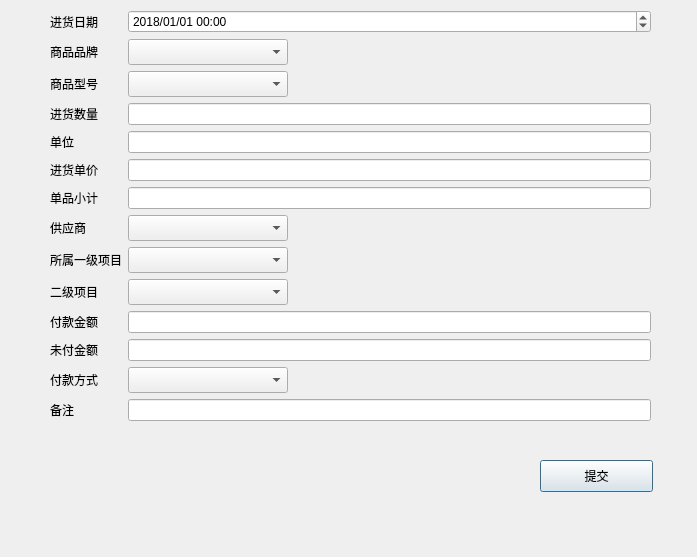
Above: View/buy/ui/ui_normal_buy_dialog.ui from zgj0607/Py-store before the change. Below: the same form after it.
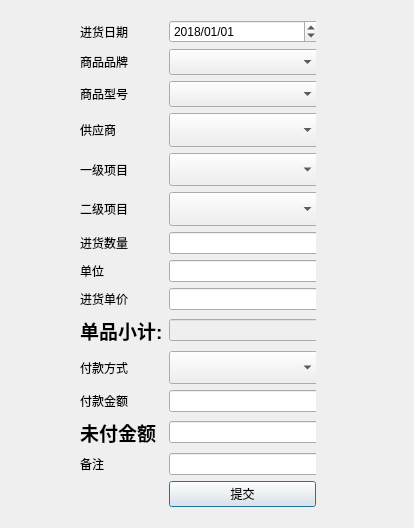
That is the form after the change.

Commit message: 完成普通进货录入、退货录入、销负录入功能

What changed in the file:
```diff
--- a/View/buy/ui/ui_normal_buy_dialog.ui
+++ b/View/buy/ui/ui_normal_buy_dialog.ui
@@ -6,8 +6,8 @@
    <rect>
     <x>0</x>
     <y>0</y>
-    <width>697</width>
-    <height>557</height>
+    <width>414</width>
+    <height>528</height>
    </rect>
   </property>
   <property name="windowTitle">
@@ -16,22 +16,194 @@
   <widget class="QWidget" name="formLayoutWidget">
    <property name="geometry">
     <rect>
-     <x>50</x>
-     <y>10</y>
-     <width>601</width>
-     <height>502</height>
+     <x>80</x>
+     <y>20</y>
+     <width>236</width>
+     <height>487</height>
     </rect>
    </property>
-   <layout class="QFormLayout" name="formLayout_2">
+   <layout class="QGridLayout" name="gridLayout">
+    <item row="7" column="0">
+     <widget class="QLabel" name="label_5">
+      <property name="text">
+       <string>单位</string>
+      </property>
+     </widget>
+    </item>
+    <item row="4" column="1">
+     <widget class="QComboBox" name="first_service_combo_box">
+      <property name="minimumSize">
+       <size>
+        <width>150</width>
+        <height>26</height>
+       </size>
+      </property>
+      <property name="maximumSize">
+       <size>
+        <width>160</width>
+        <height>45</height>
+       </size>
+      </property>
+      <property name="sizeAdjustPolicy">
+       <enum>QComboBox::AdjustToMinimumContentsLengthWithIcon</enum>
+      </property>
+      <property name="minimumContentsLength">
+       <number>10</number>
+      </property>
+     </widget>
+    </item>
+    <item row="2" column="0">
+     <widget class="QLabel" name="label_3">
+      <property name="text">
+       <string>商品型号</string>
+      </property>
+     </widget>
+    </item>
+    <item row="13" column="0">
+     <widget class="QLabel" name="label_13">
+      <property name="text">
+       <string>备注</string>
+      </property>
+     </widget>
+    </item>
+    <item row="10" column="1">
+     <widget class="QComboBox" name="pay_type">
+      <property name="minimumSize">
+       <size>
+        <width>150</width>
+        <height>26</height>
+       </size>
+      </property>
+      <property name="maximumSize">
+       <size>
+        <width>160</width>
+        <height>45</height>
+       </size>
+      </property>
+      <property name="sizeAdjustPolicy">
+       <enum>QComboBox::AdjustToMinimumContentsLengthWithIcon</enum>
+      </property>
+      <property name="minimumContentsLength">
+       <number>10</number>
+      </property>
+     </widget>
+    </item>
+    <item row="8" column="0">
+     <widget class="QLabel" name="label_6">
+      <property name="text">
+       <string>进货单价</string>
+      </property>
+     </widget>
+    </item>
+    <item row="4" column="0">
+     <widget class="QLabel" name="label_10">
+      <property name="text">
+       <string>一级项目</string>
+      </property>
+     </widget>
+    </item>
+    <item row="6" column="1">
+     <widget class="QLineEdit" name="number">
+      <property name="minimumSize">
+       <size>
+        <width>150</width>
+        <height>0</height>
+       </size>
+      </property>
+      <property name="maximumSize">
+       <size>
+        <width>160</width>
+        <height>16777215</height>
+       </size>
+      </property>
+      <property name="sizeIncrement">
+       <size>
+        <width>0</width>
+        <height>0</height>
+       </size>
+      </property>
+      <property name="inputMethodHints">
+       <set>Qt::ImhNone</set>
+      </property>
+     </widget>
+    </item>
+    <item row="3" column="0">
+     <widget class="QLabel" name="label_7">
+      <property name="text">
+       <string>供应商</string>
+      </property>
+     </widget>
+    </item>
     <item row="1" column="0">
-     <widget class="QLabel" name="label">
+     <widget class="QLabel" name="label_2">
       <property name="text">
-       <string>进货日期</string>
+       <string>商品品牌</string>
       </property>
      </widget>
     </item>
-    <item row="1" column="1">
-     <widget class="QDateTimeEdit" name="buy_time">
+    <item row="7" column="1">
+     <widget class="QLineEdit" name="unit">
+      <property name="minimumSize">
+       <size>
+        <width>150</width>
+        <height>0</height>
+       </size>
+      </property>
+      <property name="maximumSize">
+       <size>
+        <width>160</width>
+        <height>16777215</height>
+       </size>
+      </property>
+      <property name="inputMethodHints">
+       <set>Qt::ImhNone</set>
+      </property>
+     </widget>
+    </item>
+    <item row="6" column="0">
+     <widget class="QLabel" name="label_4">
+      <property name="text">
+       <string>进货数量</string>
+      </property>
+     </widget>
+    </item>
+    <item row="14" column="1">
+     <widget class="QPushButton" name="commitButton">
+      <property name="text">
+       <string>提交</string>
+      </property>
+     </widget>
+    </item>
+    <item row="13" column="1">
+     <widget class="QLineEdit" name="notelineEdit">
+      <property name="minimumSize">
+       <size>
+        <width>150</width>
+        <height>0</height>
+       </size>
+      </property>
+      <property name="maximumSize">
+       <size>
+        <width>160</width>
+        <height>16777215</height>
+       </size>
+      </property>
+     </widget>
+    </item>
+    <item row="0" column="1">
+     <widget class="QDateEdit" name="buy_time">
+      <property name="minimumSize">
+       <size>
+        <width>150</width>
+        <height>0</height>
+       </size>
+      </property>
+      <property name="maximumSize">
+       <size>
+        <width>160</width>
+        <height>16777215</height>
+       </size>
+      </property>
       <property name="dateTime">
        <datetime>
         <hour>0</hour>
@@ -43,132 +215,127 @@
        </datetime>
       </property>
       <property name="displayFormat">
-       <string>yyyy/MM/dd HH:mm</string>
+       <string>yyyy/MM/dd</string>
       </property>
      </widget>
     </item>
-    <item row="2" column="0">
-     <widget class="QLabel" name="label_2">
-      <property name="text">
-       <string>商品品牌</string>
-      </property>
-     </widget>
-    </item>
-    <item row="2" column="1">
-     <widget class="QComboBox" name="brand_comboBox">
+    <item row="12" column="1">
+     <widget class="QLineEdit" name="unpaid">
       <property name="minimumSize">
        <size>
         <width>150</width>
-        <height>26</height>
+        <height>0</height>
        </size>
       </property>
       <property name="maximumSize">
        <size>
         <width>160</width>
-        <height>26</height>
+        <height>16777215</height>
        </size>
       </property>
-      <property name="baseSize">
-       <size>
-        <width>150</width>
-        <height>26</height>
-       </size>
+      <property name="font">
+       <font>
+        <weight>75</weight>
+        <bold>true</bold>
+       </font>
       </property>
-      <property name="sizeAdjustPolicy">
-       <enum>QComboBox::AdjustToMinimumContentsLengthWithIcon</enum>
+      <property name="inputMethodHints">
+       <set>Qt::ImhNone</set>
       </property>
-      <property name="minimumContentsLength">
-       <number>10</number>
+      <property name="readOnly">
+       <bool>true</bool>
       </property>
      </widget>
     </item>
-    <item row="4" column="0">
-     <widget class="QLabel" name="label_3">
-      <property name="text">
-       <string>商品型号</string>
+    <item row="12" column="0">
+     <widget class="QLabel" name="label_11">
+      <property name="font">
+       <font>
+        <pointsize>14</pointsize>
+        <weight>75</weight>
+        <bold>true</bold>
+       </font>
       </property>
-     </widget>
-    </item>
-    <item row="4" column="1">
-     <widget class="QComboBox" name="model_combo_box">
-      <property name="minimumSize">
-       <size>
-        <width>150</width>
-        <height>26</height>
-       </size>
-      </property>
-      <property name="maximumSize">
-       <size>
-        <width>160</width>
-        <height>26</height>
-       </size>
-      </property>
-      <property name="baseSize">
-       <size>
-        <width>150</width>
-        <height>26</height>
-       </size>
-      </property>
-      <property name="sizeAdjustPolicy">
-       <enum>QComboBox::AdjustToMinimumContentsLengthWithIcon</enum>
-      </property>
-      <property name="minimumContentsLength">
-       <number>10</number>
-      </property>
-     </widget>
-    </item>
-    <item row="6" column="0">
-     <widget class="QLabel" name="label_4">
       <property name="text">
-       <string>进货数量</string>
-      </property>
-     </widget>
-    </item>
-    <item row="6" column="1">
-     <widget class="QLineEdit" name="number"/>
-    </item>
-    <item row="7" column="0">
-     <widget class="QLabel" name="label_5">
-      <property name="text">
-       <string>单位</string>
-      </property>
-     </widget>
-    </item>
-    <item row="7" column="1">
-     <widget class="QLineEdit" name="unit"/>
-    </item>
-    <item row="8" column="0">
-     <widget class="QLabel" name="label_6">
-      <property name="text">
-       <string>进货单价</string>
-      </property>
-     </widget>
-    </item>
-    <item row="8" column="1">
-     <widget class="QLineEdit" name="buy_price"/>
-    </item>
-    <item row="9" column="0">
-     <widget class="QLabel" name="label_8">
-      <property name="text">
-       <string>单品小计</string>
+       <string>未付金额</string>
       </property>
      </widget>
     </item>
     <item row="9" column="1">
      <widget class="QLineEdit" name="total">
+      <property name="enabled">
+       <bool>false</bool>
+      </property>
+      <property name="minimumSize">
+       <size>
+        <width>150</width>
+        <height>0</height>
+       </size>
+      </property>
+      <property name="maximumSize">
+       <size>
+        <width>160</width>
+        <height>16777215</height>
+       </size>
+      </property>
+      <property name="font">
+       <font>
+        <weight>75</weight>
+        <bold>true</bold>
+       </font>
+      </property>
+      <property name="inputMethodHints">
+       <set>Qt::ImhDigitsOnly</set>
+      </property>
       <property name="readOnly">
        <bool>true</bool>
       </property>
      </widget>
     </item>
     <item row="11" column="0">
-     <widget class="QLabel" name="label_7">
+     <widget class="QLabel" name="label_9">
       <property name="text">
-       <string>供应商</string>
+       <string>付款金额</string>
+      </property>
+     </widget>
+    </item>
+    <item row="9" column="0">
+     <widget class="QLabel" name="label_8">
+      <property name="font">
+       <font>
+        <pointsize>14</pointsize>
+        <weight>75</weight>
+        <bold>true</bold>
+       </font>
+      </property>
+      <property name="text">
+       <string>单品小计:</string>
       </property>
      </widget>
     </item>
     <item row="11" column="1">
+     <widget class="QLineEdit" name="paid">
+      <property name="minimumSize">
+       <size>
+        <width>150</width>
+        <height>0</height>
+       </size>
+      </property>
+      <property name="maximumSize">
+       <size>
+        <width>160</width>
+        <height>16777215</height>
+       </size>
+      </property>
+      <property name="inputMethodHints">
+       <set>Qt::ImhDigitsOnly</set>
+      </property>
+      <property name="readOnly">
+       <bool>false</bool>
+      </property>
+     </widget>
+    </item>
+    <item row="3" column="1">
      <widget class="QComboBox" name="supplier_combo_box">
       <property name="minimumSize">
        <size>
@@ -193,15 +360,8 @@
       </property>
      </widget>
     </item>
-    <item row="12" column="0">
-     <widget class="QLabel" name="label_10">
-      <property name="text">
-       <string>所属一级项目</string>
-      </property>
-     </widget>
-    </item>
-    <item row="12" column="1">
-     <widget class="QComboBox" name="first_service_combo_box">
+    <item row="2" column="1">
+     <widget class="QComboBox" name="model_combo_box">
       <property name="minimumSize">
        <size>
         <width>150</width>
@@ -211,7 +371,13 @@
       <property name="maximumSize">
        <size>
         <width>160</width>
-        <height>45</height>
+        <height>26</height>
+       </size>
+      </property>
+      <property name="baseSize">
+       <size>
+        <width>150</width>
+        <height>26</height>
        </size>
       </property>
       <property name="sizeAdjustPolicy">
@@ -222,14 +388,68 @@
       </property>
      </widget>
     </item>
-    <item row="13" column="0">
+    <item row="10" column="0">
+     <widget class="QLabel" name="label_12">
+      <property name="text">
+       <string>付款方式</string>
+      </property>
+     </widget>
+    </item>
+    <item row="8" column="1">
+     <widget class="QLineEdit" name="buy_price">
+      <property name="minimumSize">
+       <size>
+        <width>150</width>
+        <height>0</height>
+       </size>
+      </property>
+      <property name="maximumSize">
+       <size>
+        <width>160</width>
+        <height>16777215</height>
+       </size>
+      </property>
+      <property name="inputMethodHints">
+       <set>Qt::ImhDigitsOnly</set>
+      </property>
+     </widget>
+    </item>
+    <item row="5" column="0">
      <widget class="QLabel" name="label_14">
       <property name="text">
        <string>二级项目</string>
       </property>
      </widget>
     </item>
-    <item row="13" column="1">
+    <item row="1" column="1">
+     <widget class="QComboBox" name="brand_comboBox">
+      <property name="minimumSize">
+       <size>
+        <width>150</width>
+        <height>26</height>
+       </size>
+      </property>
+      <property name="maximumSize">
+       <size>
+        <width>160</width>
+        <height>26</height>
+       </size>
+      </property>
+      <property name="baseSize">
+       <size>
+        <width>150</width>
+        <height>26</height>
+       </size>
+      </property>
+      <property name="sizeAdjustPolicy">
+       <enum>QComboBox::AdjustToMinimumContentsLengthWithIcon</enum>
+      </property>
+      <property name="minimumContentsLength">
+       <number>10</number>
+      </property>
+     </widget>
+    </item>
+    <item row="5" column="1">
      <widget class="QComboBox" name="second_service_combo_box">
       <property name="minimumSize">
        <size>
@@ -251,88 +471,15 @@
       </property>
      </widget>
     </item>
-    <item row="14" column="0">
-     <widget class="QLabel" name="label_9">
+    <item row="0" column="0">
+     <widget class="QLabel" name="label">
       <property name="text">
-       <string>付款金额</string>
+       <string>进货日期</string>
       </property>
      </widget>
     </item>
-    <item row="14" column="1">
-     <widget class="QLineEdit" name="need_pay">
-      <property name="readOnly">
-       <bool>false</bool>
-      </property>
-     </widget>
-    </item>
-    <item row="15" column="0">
-     <widget class="QLabel" name="label_11">
-      <property name="text">
-       <string>未付金额</string>
-      </property>
-     </widget>
-    </item>
-    <item row="15" column="1">
-     <widget class="QLineEdit" name="nopay">
-      <property name="readOnly">
-       <bool>true</bool>
-      </property>
-     </widget>
-    </item>
-    <item row="16" column="0">
-     <widget class="QLabel" name="label_12">
-      <property name="text">
-       <string>付款方式</string>
-      </property>
-     </widget>
-    </item>
-    <item row="16" column="1">
-     <widget class="QComboBox" name="pay_type">
-      <property name="minimumSize">
-       <size>
-        <width>150</width>
-        <height>26</height>
-       </size>
-      </property>
-      <property name="maximumSize">
-       <size>
-        <width>160</width>
-        <height>45</height>
-       </size>
-      </property>
-      <property name="sizeAdjustPolicy">
-       <enum>QComboBox::AdjustToMinimumContentsLengthWithIcon</enum>
-      </property>
-      <property name="minimumContentsLength">
-       <number>10</number>
-      </property>
-     </widget>
-    </item>
-    <item row="18" column="0">
-     <widget class="QLabel" name="label_13">
-      <property name="text">
-       <string>备注</string>
-      </property>
-     </widget>
-    </item>
-    <item row="18" column="1">
-     <widget class="QLineEdit" name="notelineEdit"/>
-    </item>
    </layout>
   </widget>
-  <widget class="QPushButton" name="commitButton">
-   <property name="geometry">
-    <rect>
-     <x>540</x>
-     <y>460</y>
-     <width>113</width>
-     <height>32</height>
-    </rect>
-   </property>
-   <property name="text">
-    <string>提交</string>
-   </property>
-  </widget>
  </widget>
  <resources/>
  <connections/>
```
Left out of the diff: 17 changed lines with no effect on the pictures. The commit also changes 127 other files.
